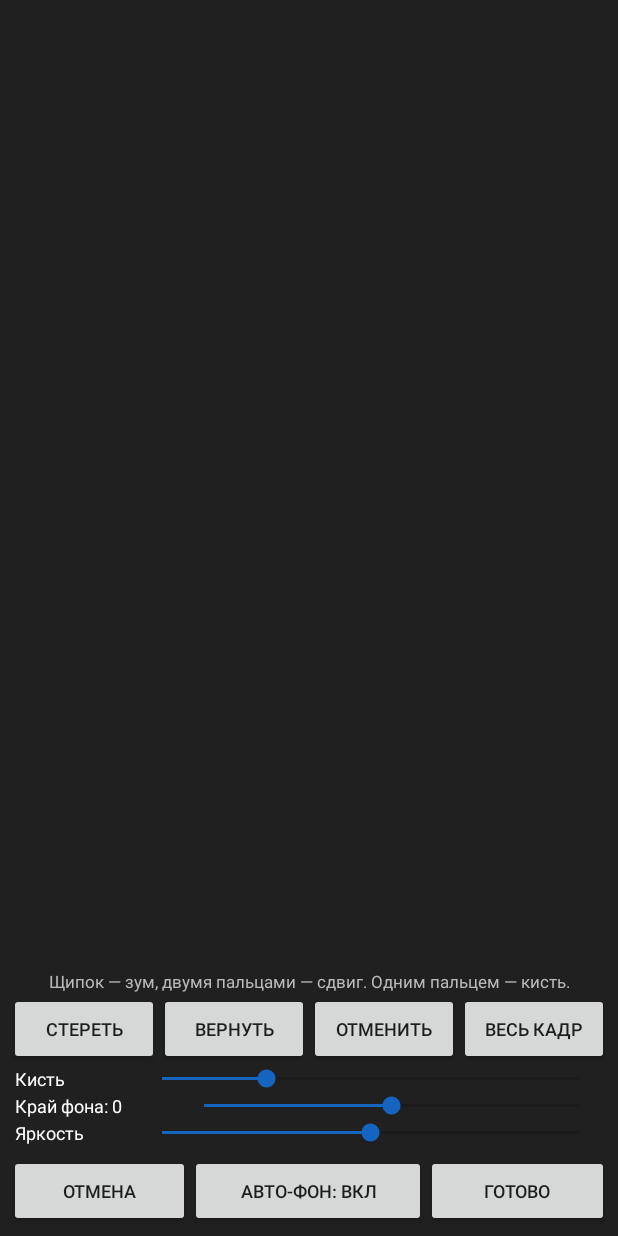
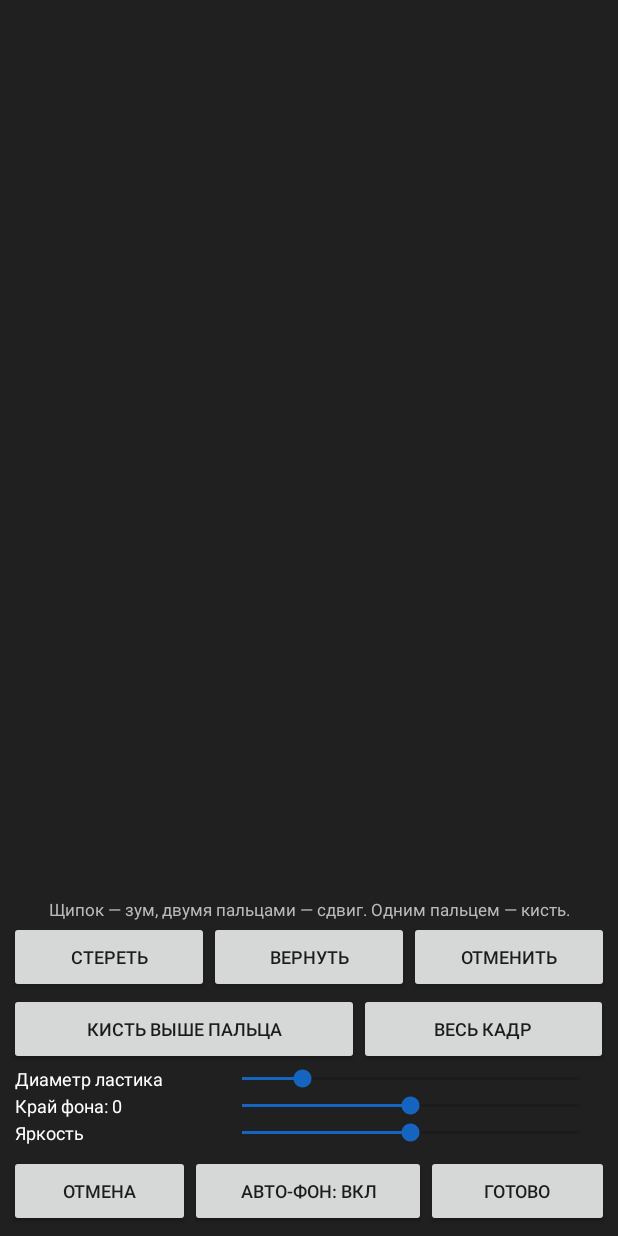
Before and after one commit to novistetua/android-flash-catalog, an Android app: the EraseActivity screen opened directly, with no data from a screen before it, on a phone screen of 412 x 824 dp. Run offline under Robolectric (Android 15) with nearby library versions, the phone set to English and light mode, and no system bars; 1 statement that could not run was skipped.

Commit message:
Ластик: диаметр с подписью, кисть отделена от пальца пунктирным кружком, выбор сдвига
Co-Authored-By: Claude Sonnet 5.5 <noreply@anthropic.com>
Claude-Session: https://claude.ai/code/session_013NYS4hHi6FAmaPVsZuQ8ha

```diff
--- a/app/src/main/java/com/novis/flashcatalog/EraseView.kt
+++ b/app/src/main/java/com/novis/flashcatalog/EraseView.kt
@@ -5,6 +5,7 @@ import android.graphics.Bitmap
 import android.graphics.BitmapShader
 import android.graphics.Canvas
 import android.graphics.Color
+import android.graphics.DashPathEffect
 import android.graphics.Matrix
 import android.graphics.Paint
 import android.graphics.Shader
@@ -12,6 +13,7 @@ import android.util.AttributeSet
 import android.view.MotionEvent
 import android.view.ScaleGestureDetector
 import android.view.View
+import kotlin.math.max
 import kotlin.math.min
 
 /** Картинка с зумом (щипок) и перемещением (двумя пальцами); одним пальцем рисуем кистью. */
@@ -45,6 +47,31 @@ class EraseView @JvmOverloads constructor(ctx: Context, attrs: AttributeSet? = n
         strokeWidth = 1f * density
         isAntiAlias = true
     }
+    private val dashWhite = Paint().apply {
+        style = Paint.Style.STROKE
+        color = Color.WHITE
+        strokeWidth = 2.5f * density
+        isAntiAlias = true
+        pathEffect = DashPathEffect(floatArrayOf(10f * density, 7f * density), 0f)
+    }
+    private val dashDark = Paint().apply {
+        style = Paint.Style.STROKE
+        color = Color.argb(160, 0, 0, 0)
+        strokeWidth = 4.5f * density
+        isAntiAlias = true
+        pathEffect = DashPathEffect(floatArrayOf(10f * density, 7f * density), 0f)
+    }
+    private val linkPaint = Paint().apply {
+        style = Paint.Style.STROKE
+        color = Color.WHITE
+        strokeWidth = 1.5f * density
+        isAntiAlias = true
+    }
+    private val dotPaint = Paint().apply {
+        style = Paint.Style.FILL
+        color = Color.WHITE
+        isAntiAlias = true
+    }
     private val imgPaint = Paint().apply { isFilterBitmap = true }
 
     private var drawing = false
@@ -66,6 +93,8 @@ class EraseView @JvmOverloads constructor(ctx: Context, attrs: AttributeSet? = n
     })
 
     var brushEnabled = true
+    /** Куда сдвинута кисть относительно пальца: 1 — вверх, -1 — вниз, 0 — под пальцем. */
+    var offsetDir = 1
     private var panX = 0f
     private var panY = 0f
 
@@ -134,9 +163,25 @@ class EraseView @JvmOverloads constructor(ctx: Context, attrs: AttributeSet? = n
         c.restore()
         if (touchX >= 0f) {
             val r = brushRadius * scale
-            c.drawCircle(touchX, touchY, r, ring)
-            c.drawCircle(touchX, touchY, r, ringIn)
+            val by = touchY + offY()
+            if (offsetDir != 0) {
+                // пунктирный кружок «для пальца» и линия к настоящей кисти
+                val fr = 30f * density
+                c.drawLine(touchX, touchY, touchX, by, linkPaint)
+                c.drawCircle(touchX, touchY, fr, dashDark)
+                c.drawCircle(touchX, touchY, fr, dashWhite)
+            }
+            c.drawCircle(touchX, by, r, ring)
+            c.drawCircle(touchX, by, r, ringIn)
+            c.drawCircle(touchX, by, 2.5f * density, dotPaint)
         }
+    }
+
+    /** Сдвиг кисти от пальца по вертикали в пикселях экрана (минус — вверх). */
+    private fun offY(): Float {
+        if (offsetDir == 0) return 0f
+        val off = max(56f * density, brushRadius * scale + 34f * density)
+        return -offsetDir * off
     }
 
     private fun toImage(x: Float, y: Float): FloatArray {
@@ -157,7 +202,7 @@ class EraseView @JvmOverloads constructor(ctx: Context, attrs: AttributeSet? = n
                     drawing = true
                     touchX = e.x; touchY = e.y
                     listener?.onStrokeStart()
-                    val p = toImage(e.x, e.y)
+                    val p = toImage(e.x, e.y + offY())
                     listener?.onStroke(p[0], p[1])
                     invalidate()
                 }
@@ -191,10 +236,10 @@ class EraseView @JvmOverloads constructor(ctx: Context, attrs: AttributeSet? = n
                 } else if (drawing && e.pointerCount == 1) {
                     touchX = e.x; touchY = e.y
                     for (i in 0 until e.historySize) {
-                        val hp = toImage(e.getHistoricalX(i), e.getHistoricalY(i))
+                        val hp = toImage(e.getHistoricalX(i), e.getHistoricalY(i) + offY())
                         listener?.onStroke(hp[0], hp[1])
                     }
-                    val p = toImage(e.x, e.y)
+                    val p = toImage(e.x, e.y + offY())
                     listener?.onStroke(p[0], p[1])
                     invalidate()
                 }
--- a/app/src/main/res/layout/activity_erase.xml
+++ b/app/src/main/res/layout/activity_erase.xml
@@ -55,6 +55,24 @@
             android:text="Отменить"
             android:textSize="12sp" />
 
+    </LinearLayout>
+
+    <LinearLayout
+        android:layout_width="match_parent"
+        android:layout_height="wrap_content"
+        android:orientation="horizontal"
+        android:paddingStart="6dp"
+        android:paddingEnd="6dp">
+
+        <Button
+            android:id="@+id/btnOffset"
+            android:layout_width="0dp"
+            android:layout_height="wrap_content"
+            android:layout_weight="1.4"
+            android:minWidth="0dp"
+            android:text="Кисть выше пальца"
+            android:textSize="12sp" />
+
         <Button
             android:id="@+id/btnFit"
             android:layout_width="0dp"
@@ -74,9 +92,10 @@
         android:paddingEnd="10dp">
 
         <TextView
-            android:layout_width="82dp"
+            android:id="@+id/labelBrush"
+            android:layout_width="135dp"
             android:layout_height="wrap_content"
-            android:text="Кисть"
+            android:text="Диаметр ластика"
             android:textColor="#FFFFFF"
             android:textSize="12sp" />
 
@@ -86,7 +105,7 @@
             android:layout_height="wrap_content"
             android:layout_weight="1"
             android:max="100"
-            android:progress="25" />
+            android:progress="18" />
     </LinearLayout>
 
     <LinearLayout
@@ -98,7 +117,7 @@
         android:paddingEnd="10dp">
 
         <TextView
-            android:layout_width="110dp"
+            android:layout_width="135dp"
             android:layout_height="wrap_content"
             android:id="@+id/labelEdge"
             android:text="Край фона: 0"
@@ -123,7 +142,7 @@
         android:paddingEnd="10dp">
 
         <TextView
-            android:layout_width="82dp"
+            android:layout_width="135dp"
             android:layout_height="wrap_content"
             android:text="Яркость"
             android:textColor="#FFFFFF"
```
Also changed, not shown: app/src/main/java/com/novis/flashcatalog/EraseActivity.kt (+22 -4 lines).
